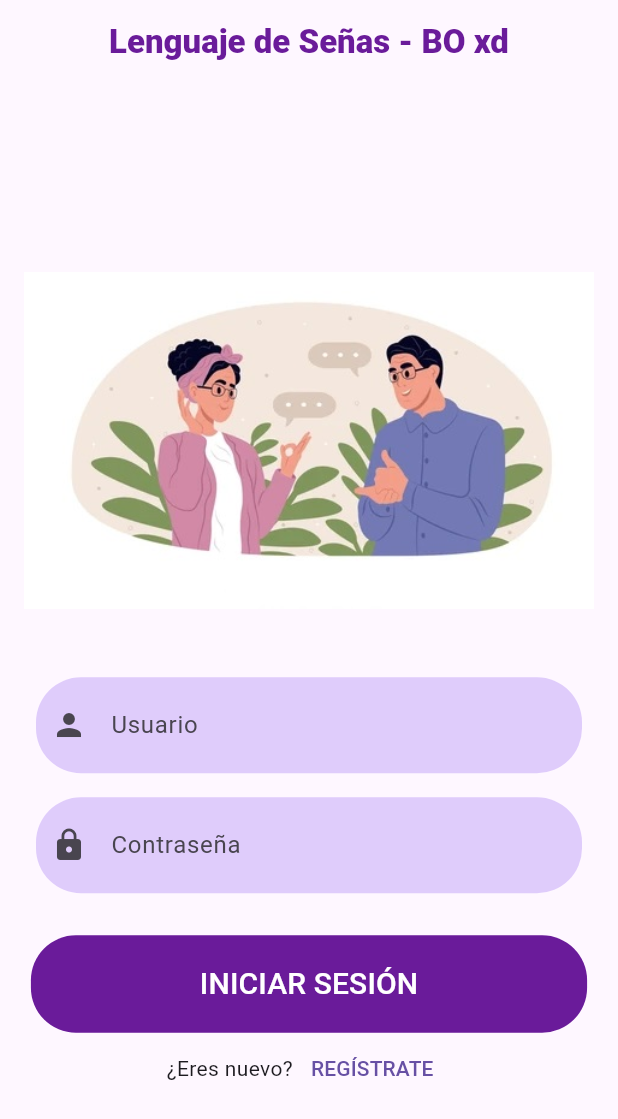
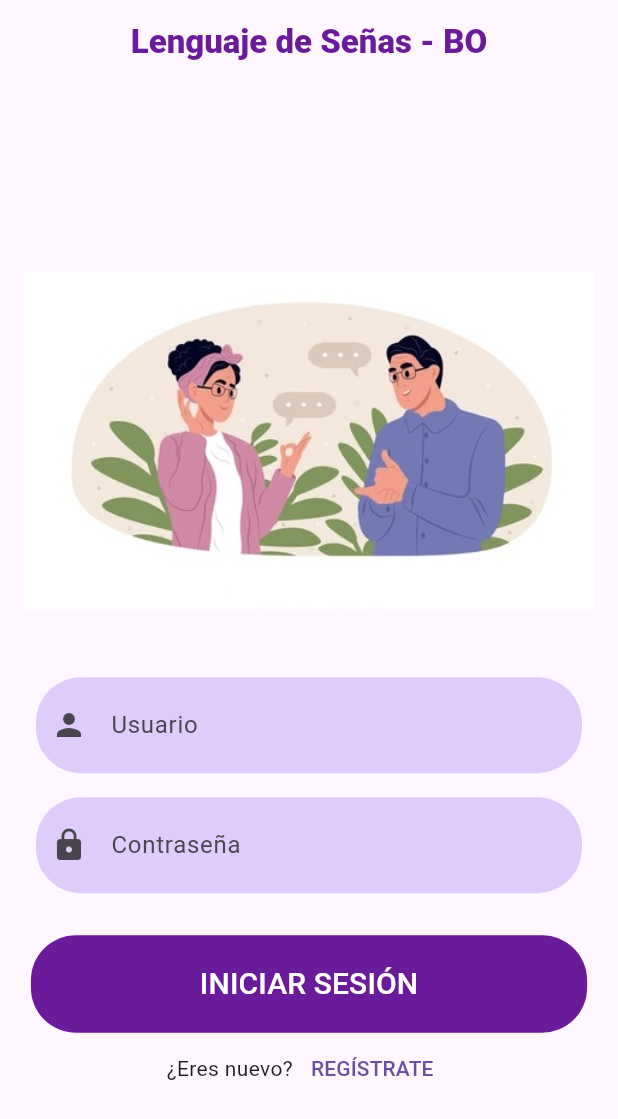
Before and after one commit to Cicicot/project_signal, a Flutter app: the screen it shows after launch, on a phone screen of 412 x 824 dp. Shown: the top 1119 px of the screen. Run offline on Flutter 3.47's test engine with Material 3 defaults, Android fonts, the phone set to English and light mode, and no system bars; our stand-ins replace file_picker, sqflite, video_player; accounts and stored records are empty.

Commit message:
Tercer commit

```diff
--- a/lib/login_pantalla.dart
+++ b/lib/login_pantalla.dart
@@ -57,7 +57,7 @@ class LoginPantallaState extends State<LoginPantalla> {
   Widget build(BuildContext context) {
     return Scaffold(
       appBar: AppBar(
-        title: Text('Lenguaje de Señas - BO xd', style: TextStyle(color: Colors.purple[800], fontWeight: FontWeight.w800),),
+        title: Text('Lenguaje de Señas - BO', style: TextStyle(color: Colors.purple[800], fontWeight: FontWeight.w800),),
         centerTitle: true,
       ),
       body: Center(
```
